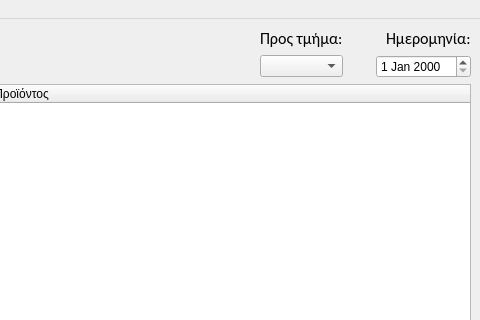
Qt form files/UI/mainWindow.ui (Combustiblemon/Hotel-internal-orders) before a commit; both pictures show x 576 to 1056 and y 0 to 320 of the 1056 by 897 pixel window.
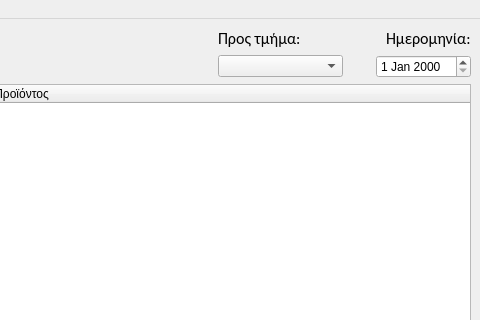
The same form after that commit.

What changed in the file:
```diff
--- a/files/UI/mainWindow.ui
+++ b/files/UI/mainWindow.ui
@@ -94,6 +94,12 @@
     </item>
     <item row="8" column="5">
      <widget class="QComboBox" name="toSelector">
+      <property name="minimumSize">
+       <size>
+        <width>125</width>
+        <height>0</height>
+       </size>
+      </property>
       <property name="maximumSize">
        <size>
         <width>150</width>
```
